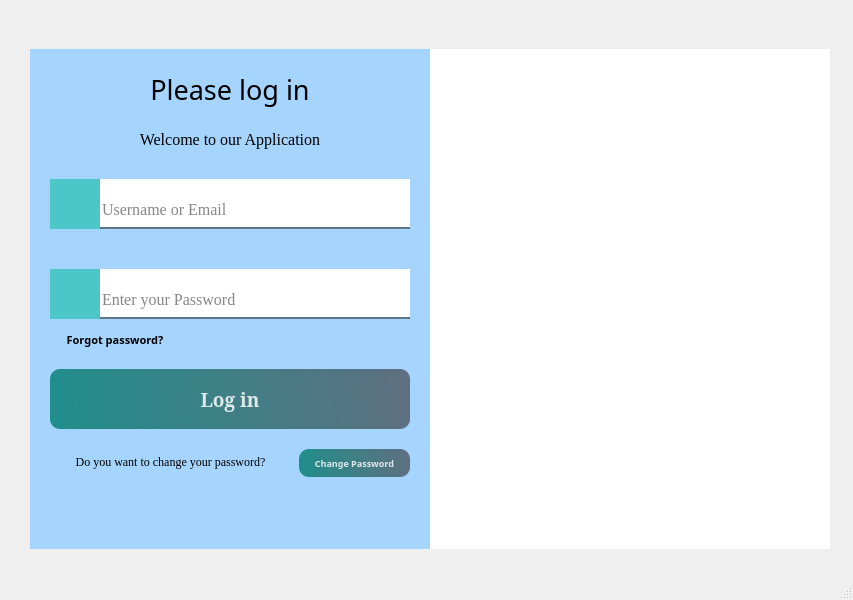
Old version of the form Interface/Login/login-ui.ui in the repository qub1tt/NT106_Face-Attendance-System.
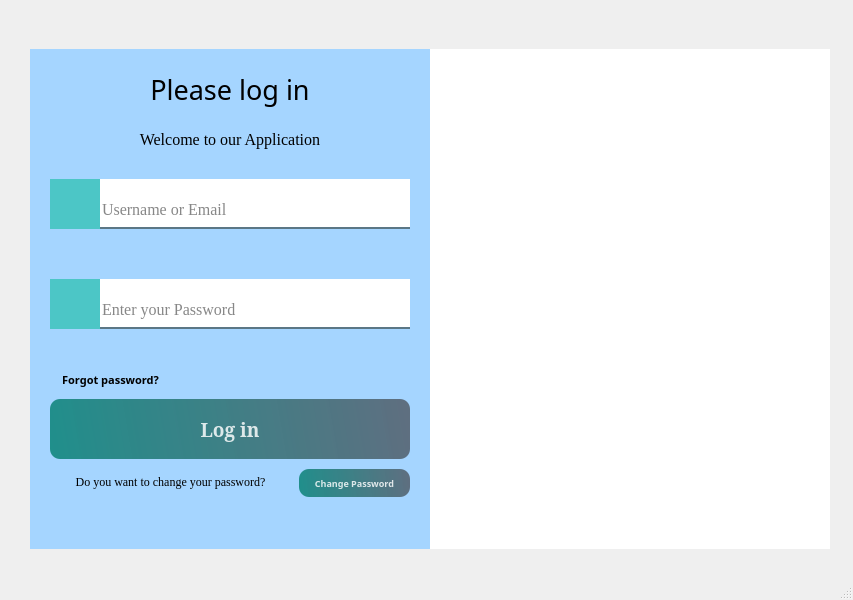
New version of the form. Icons and pictures are not drawn.

Patch:
```diff
--- a/Interface/Login/login-ui.ui
+++ b/Interface/Login/login-ui.ui
@@ -160,7 +160,7 @@
      <property name="geometry">
       <rect>
        <x>20</x>
-       <y>320</y>
+       <y>350</y>
        <width>360</width>
        <height>60</height>
       </rect>
@@ -246,7 +246,7 @@
      <property name="geometry">
       <rect>
        <x>70</x>
-       <y>220</y>
+       <y>230</y>
        <width>310</width>
        <height>50</height>
       </rect>
@@ -281,7 +281,7 @@
      <property name="geometry">
       <rect>
        <x>20</x>
-       <y>220</y>
+       <y>230</y>
        <width>360</width>
        <height>50</height>
       </rect>
@@ -298,7 +298,7 @@
      <property name="geometry">
       <rect>
        <x>20</x>
-       <y>220</y>
+       <y>230</y>
        <width>50</width>
        <height>50</height>
       </rect>
@@ -342,8 +342,8 @@
      <property name="geometry">
       <rect>
        <x>20</x>
-       <y>280</y>
-       <width>130</width>
+       <y>320</y>
+       <width>121</width>
        <height>22</height>
       </rect>
      </property>
@@ -359,6 +359,9 @@
      <property name="focusPolicy">
       <enum>Qt::ClickFocus</enum>
      </property>
+     <property name="autoFillBackground">
+      <bool>false</bool>
+     </property>
      <property name="styleSheet">
       <string notr="true">background-color:rgb(165,213,255);
 color: black;
@@ -378,7 +381,7 @@
      <property name="geometry">
       <rect>
        <x>269</x>
-       <y>400</y>
+       <y>420</y>
        <width>111</width>
        <height>28</height>
       </rect>
@@ -417,7 +420,7 @@
      <property name="geometry">
       <rect>
        <x>20</x>
-       <y>405</y>
+       <y>425</y>
        <width>241</width>
        <height>16</height>
       </rect>
```
Left out of the diff: 31 changed lines with no effect on the pictures.
